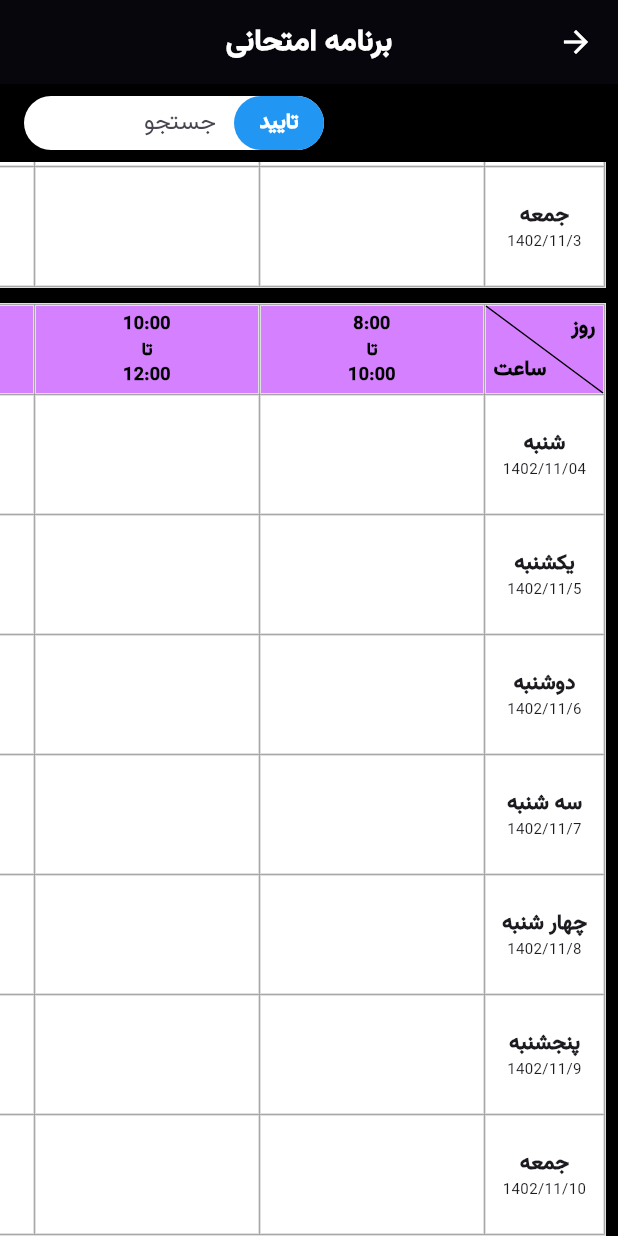
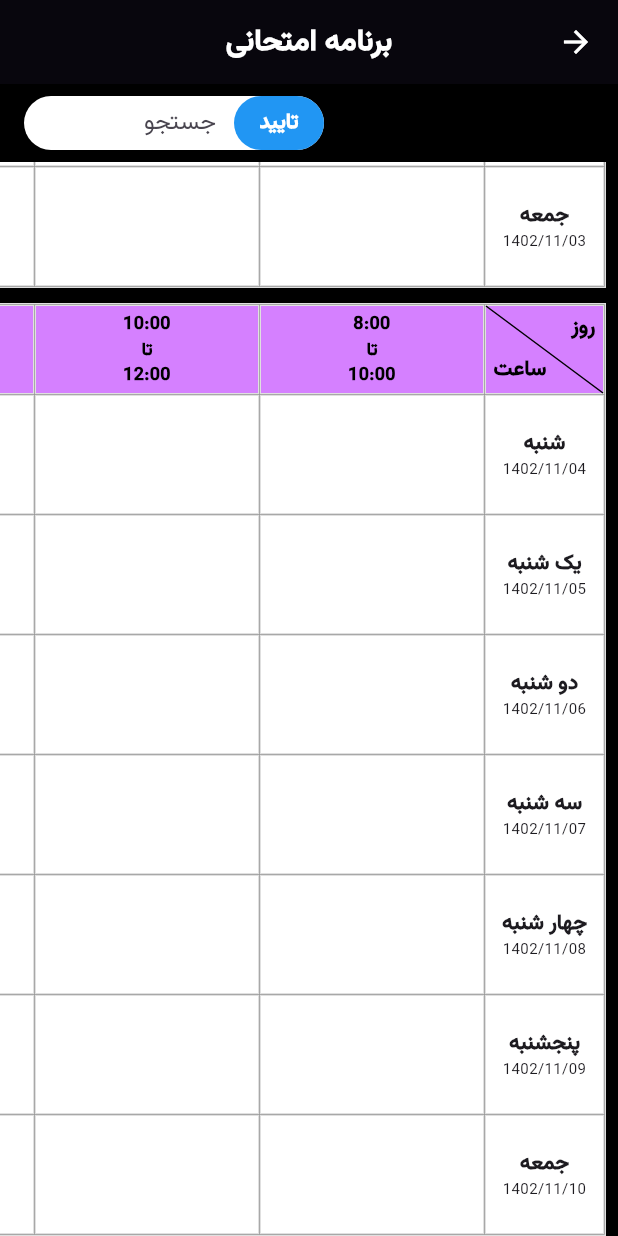
Before and after one commit to Sobhankhedry/Student-Helper-UI, a Flutter app: the ExamSchedulePage screen opened directly with empty values, scrolled down 538 dp, on a phone screen of 412 x 824 dp. Run offline on Flutter 3.47's test engine with Material 3 defaults, Android fonts, the phone set to English and light mode, and no system bars; network calls fail.

```diff
--- a/lib/exam_schedule_page.dart
+++ b/lib/exam_schedule_page.dart
@@ -229,7 +229,7 @@ class _ExamSchedulePageState extends State<ExamSchedulePage> {
         firstWeek
             ? [
               'شنبه',
-              'یکشنبه',
+              'یک شنبه',
               'دوشنبه',
               'سه شنبه',
               'چهار شنبه',
@@ -238,8 +238,8 @@ class _ExamSchedulePageState extends State<ExamSchedulePage> {
             ]
             : [
               'شنبه',
-              'یکشنبه',
-              'دوشنبه',
+              'یک شنبه',
+              'دو شنبه',
               'سه شنبه',
               'چهار شنبه',
               'پنجشنبه',
@@ -253,17 +253,17 @@ class _ExamSchedulePageState extends State<ExamSchedulePage> {
               '1402/10/28',
               '1402/10/29',
               '1402/10/30',
-              '1402/11/1',
-              '1402/11/2',
-              '1402/11/3',
+              '1402/11/01',
+              '1402/11/02',
+              '1402/11/03',
             ]
             : [
               '1402/11/04',
-              '1402/11/5',
-              '1402/11/6',
-              '1402/11/7',
-              '1402/11/8',
-              '1402/11/9',
+              '1402/11/05',
+              '1402/11/06',
+              '1402/11/07',
+              '1402/11/08',
+              '1402/11/09',
               '1402/11/10',
             ];
 
--- /dev/null
+++ b/lib/models/Course.dart
@@ -0,0 +1,83 @@
+class Course {
+  final String id;
+  final String group;
+  final String courseCode;
+  final String courseName;
+  final String professorId;
+  final String professorName;
+  final String universityId;
+  final String universityName;
+  final String day;
+  final String date;
+  final String hour;
+  final String majorId;
+  final String majorName;
+  final String status;
+  final String finalExam;
+  final String classroom;
+  final String examHour;
+
+  Course({
+    required this.id,
+    required this.group,
+    required this.courseCode,
+    required this.courseName,
+    required this.professorId,
+    required this.professorName,
+    required this.universityId,
+    required this.universityName,
+    required this.day,
+    required this.date,
+    required this.hour,
+    required this.majorId,
+    required this.majorName,
+    required this.status,
+    required this.finalExam,
+    required this.classroom,
+    required this.examHour,
+  });
+
+  factory Course.fromJson(Map<String, dynamic> json) {
+    return Course(
+      id: json['id'] ?? '',
+      group: json['group'] ?? '',
+      courseCode: json['courseCode'] ?? '',
+      courseName: json['courseName'] ?? '',
+      professorId: json['professorId'] ?? '',
+      professorName: json['professorName'] ?? '',
+      universityId: json['universityId'] ?? '',
+      universityName: json['universityName'] ?? '',
+      day: json['day'] ?? '',
+      date: json['date'] ?? '',
+      hour: json['hour'] ?? '',
+      majorId: json['majorId'] ?? '',
+      majorName: json['majorName'] ?? '',
+      status: json['status'] ?? '',
+      finalExam: json['finalExam'] ?? '',
+      classroom: json['classroom'] ?? '',
+      examHour: json['examHour'] ?? '',
+    );
+  }
+
+  Map<String, dynamic> toJson() {
+    return {
+      'id': id,
+      'group': group,
+      'courseCode': courseCode,
+      'courseName': courseName,
+      'professorId': professorId,
+      'professorName': professorName,
+      'universityId': universityId,
+      'universityName': universityName,
+      'day': day,
+      'date': date,
+      'hour': hour,
+      'majorId': majorId,
+      'majorName': majorName,
+      'status': status,
+      'finalExam': finalExam,
+      'classroom': classroom,
+      'examHour': examHour,
+    };
+  }
+}
```
Also changed, not shown: lib/course_schedule_page.dart (+174 -71 lines), lib/dashboard_page.dart (+7 -5 lines), lib/selected_schedule_page.dart (added, +273 -0 lines).
